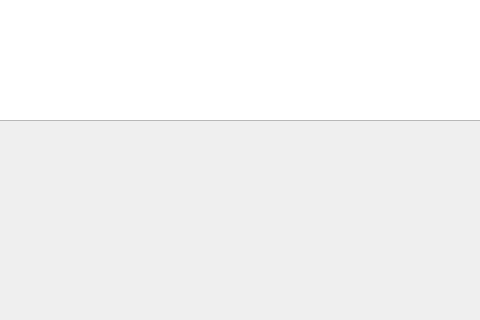
Old version of the form main.ui in the repository Mr-Who-001/bb; both pictures show x 135 to 615 and y 280 to 600 of the 800 by 600 pixel window.
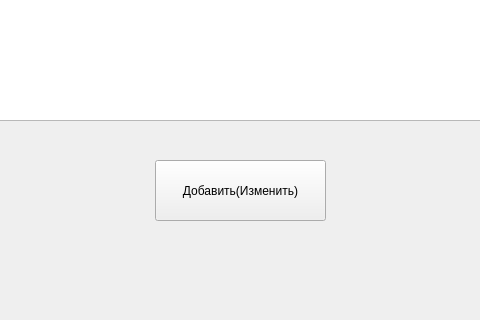
New version of the form.

The edit to the form file:
```diff
--- a/main.ui
+++ b/main.ui
@@ -69,6 +69,19 @@
      </property>
     </column>
    </widget>
+   <widget class="QPushButton" name="pushButton">
+    <property name="geometry">
+     <rect>
+      <x>290</x>
+      <y>440</y>
+      <width>171</width>
+      <height>61</height>
+     </rect>
+    </property>
+    <property name="text">
+     <string>Добавить(Изменить)</string>
+    </property>
+   </widget>
   </widget>
   <widget class="QMenuBar" name="menubar">
    <property name="geometry">
```
